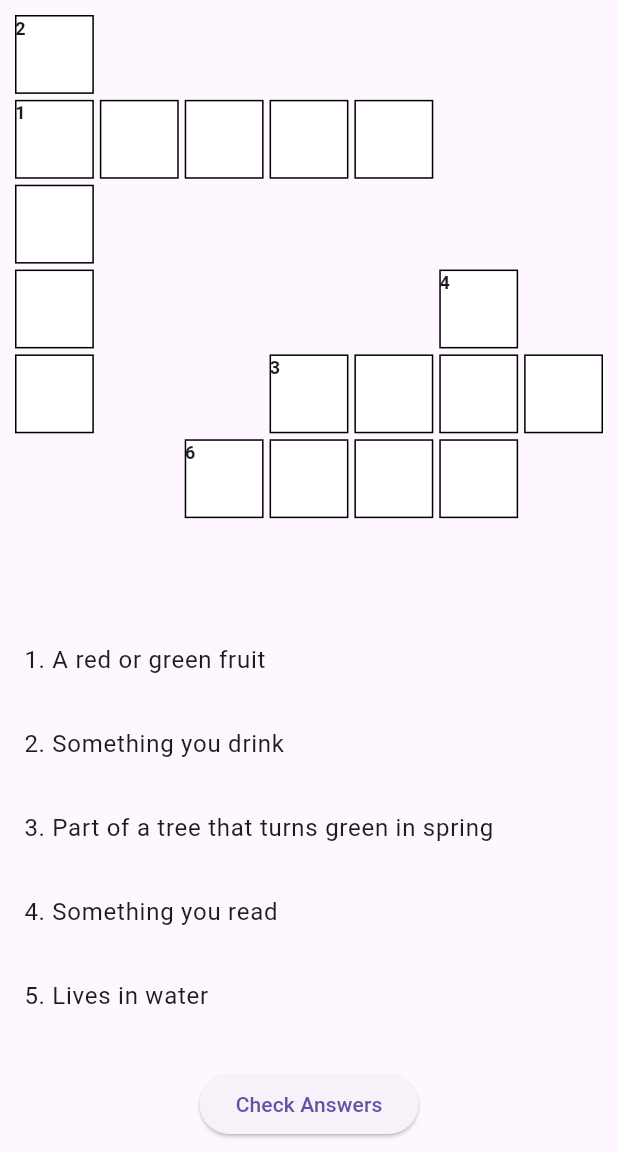
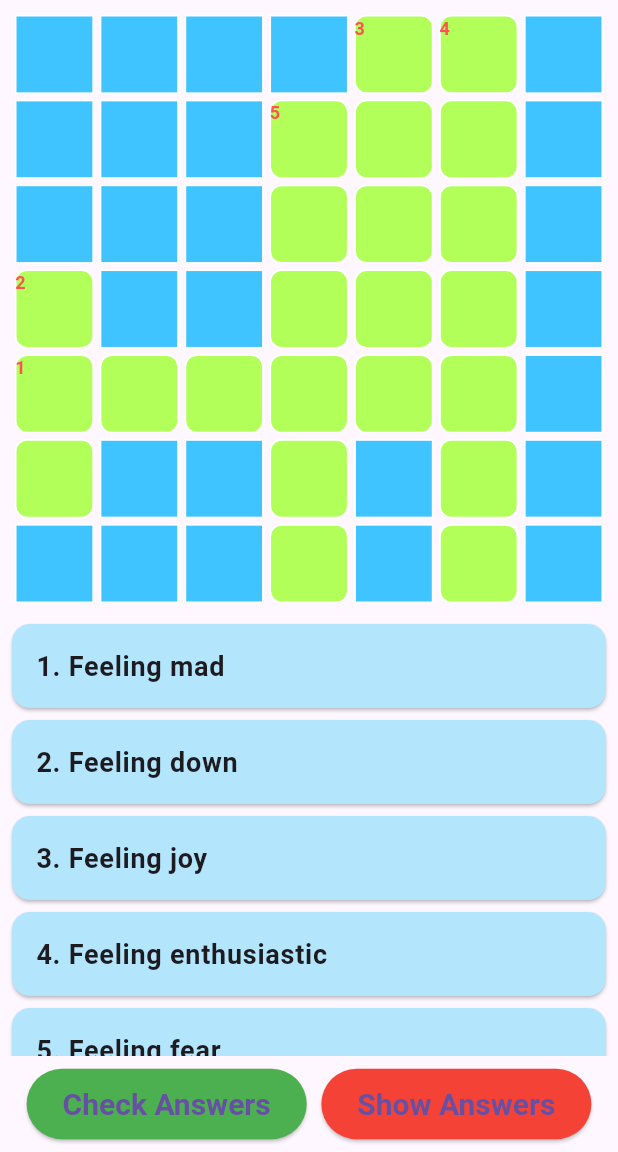
Before and after one commit to Chrislou23/flutter-group7, a Flutter app: the CrosswordGame screen opened directly, on a phone screen of 412 x 824 dp, the part 84-1236 px from its top. Run offline on Flutter 3.47's test engine with Material 3 defaults, Android fonts, the phone set to English and light mode, and no system bars; our stand-ins replace firebase_core; accounts and stored records are empty.

Commit message:
5 Levels for the crossword game

```diff
--- a/lib/pages/games_page/crossword/crossword.dart
+++ b/lib/pages/games_page/crossword/crossword.dart
@@ -4,6 +4,7 @@ class CrosswordGame extends StatefulWidget {
   const CrosswordGame({super.key});
 
   @override
+  // ignore: library_private_types_in_public_api
   _CrosswordGameState createState() => _CrosswordGameState();
 }
 
@@ -25,7 +26,7 @@ class CrosswordWord {
 }
 
 class _CrosswordGameState extends State<CrosswordGame> {
-  int gridSize = 7;
+  late int gridSize;
   late List<List<String?>> grid;
   late List<List<TextEditingController?>> controllers;
   late List<List<int?>> numbers;
@@ -38,266 +39,210 @@ class _CrosswordGameState extends State<CrosswordGame> {
   final Map<int, List<CrosswordWord>> levels = {
     1: [
       CrosswordWord(
-          word: 'APPLE',
-          clue: '1. A red or green fruit',
-          row: 1,
+          word: 'ANGRY',
+          clue: '1. Feeling mad',
+          row: 4,
           col: 0,
           isHorizontal: true,
           number: 1),
       CrosswordWord(
-          word: 'WATER',
-          clue: '2. Something you drink',
-          row: 0,
+          word: 'SAD',
+          clue: '2. Feeling down',
+          row: 3,
           col: 0,
           isHorizontal: false,
           number: 2),
       CrosswordWord(
-          word: 'LEAF',
-          clue: '3. Part of a tree that turns green in spring',
-          row: 4,
-          col: 3,
-          isHorizontal: true,
+          word: 'HAPPY',
+          clue: '3. Feeling joy',
+          row: 0,
+          col: 4,
+          isHorizontal: false,
           number: 3),
       CrosswordWord(
-          word: 'BOOK',
-          clue: '4. Something you read',
-          row: 3,
+          word: 'EXCITED',
+          clue: '4. Feeling enthusiastic',
+          row: 0,
           col: 5,
           isHorizontal: false,
           number: 4),
       CrosswordWord(
-          word: 'FISH',
-          clue: '5. Lives in water',
+          word: 'SCARED',
+          clue: '5. Feeling fear',
           row: 1,
-          col: 4,
-          isHorizontal: true,
+          col: 3,
+          isHorizontal: false,
           number: 5),
-      CrosswordWord(
-          word: 'FIRE',
-          clue: '6. Hot and burns',
-          row: 5,
-          col: 2,
-          isHorizontal: true,
-          number: 6),
     ],
     2: [
       CrosswordWord(
-          word: 'HELLO',
-          clue: '1. A greeting',
+        word: 'LOVE',
+        clue: '1. Feeling affection',
+        row: 0,
+        col: 4,
+        isHorizontal: false,
+        number: 1,
+      ),
+      CrosswordWord(
+        word: 'HOPE',
+        clue: '1. Feeling optimistic',
         row: 1,
+        col: 3,
+        isHorizontal: true,
+        number: 2,
+      ),
+      CrosswordWord(
+        word: 'BRAVE',
+        clue: '1. Feeling courageous',
+        row: 3,
+        col: 0,
+        isHorizontal: true,
+        number: 3,
+      ),
+      CrosswordWord(
+        word: 'PROUD',
+        clue: '1. Feeling accomplished',
+        row: 2,
+        col: 1,
+        isHorizontal: false,
+        number: 4,
+      ),
+      CrosswordWord(
+        word: 'MAD',
+        clue: '1. Feeling angry',
+        row: 2,
+        col: 2,
+        isHorizontal: false,
+        number: 5,
+      ),
+    ],
+    3: [
+      CrosswordWord(
+        word: 'CHEER',
+        clue: '1. To feel or show joy',
+        row: 0,
+        col: 3,
+        isHorizontal: false,
+        number: 1,
+      ),
+      CrosswordWord(
+        word: 'PEACE',
+        clue: '2. Feeling quiet and calm',
+        row: 2,
         col: 2,
         isHorizontal: true,
-          number: 1),
+        number: 2,
+      ),
       CrosswordWord(
-          word: 'HOUSE',
-          clue: '2. A place where people live',
+        word: 'FEAR',
+        clue: '3. Feeling scared',
+        row: 4,
+        col: 0,
+        isHorizontal: true,
+        number: 3,
+      ),
+      CrosswordWord(
+        word: 'CARED',
+        clue: '4. Taking care of someone or something',
+        row: 2,
+        col: 5,
+        isHorizontal: false,
+        number: 4,
+      ),
+      CrosswordWord(
+        word: 'KIND',
+        clue: '5. Feeling compassion',
+        row: 6,
+        col: 2,
+        isHorizontal: true,
+        number: 5,
+      ),
+    ],
+    4: [
+      CrosswordWord(
+        word: 'UPSET',
+        clue: '1 Feeling unhappy or disappointed',
+        row: 1,
+        col: 0,
+        isHorizontal: true,
+        number: 1,
+      ),
+      CrosswordWord(
+        word: 'JOYFUL',
+        clue: '2. Feeling full of happiness',
+        row: 2,
+        col: 1,
+        isHorizontal: true,
+        number: 2,
+      ),
+      CrosswordWord(
+        word: 'SORROW',
+        clue: '3. Feeling deep sadness',
         row: 1,
         col: 2,
         isHorizontal: false,
-          number: 2),
+        number: 3,
+      ),
       CrosswordWord(
-          word: 'TREE',
-          clue: '3. A tall plant',
-          row: 5,
-          col: 0,
-          isHorizontal: true,
-          number: 3),
-      CrosswordWord(
-          word: 'DOG',
-          clue: '4. A loyal pet',
+        word: 'RELAX',
+        clue: '4. Feeling calm and at ease',
         row: 0,
         col: 6,
         isHorizontal: false,
-          number: 4),
+        number: 4,
+      ),
       CrosswordWord(
-          word: 'PLANT',
-          clue: '5. A living thing that grows on earth',
-          row: 1,
-          col: 0,
-          isHorizontal: false,
-          number: 5),
-    ],
-    3: [
-      CrosswordWord(
-          word: 'ELEPHANT',
-          clue: '1. A large animal with a trunk',
-          row: 0,
+        word: 'TIRED',
+        clue: '5. Feeling exhausted',
+        row: 4,
         col: 0,
         isHorizontal: true,
-          number: 1),
+        number: 5,
+      ),
+    ],
+    5: [
       CrosswordWord(
-          word: 'ORANGE',
-          clue: '2. A citrus fruit',
-          row: 1,
+        word: 'SHAME',
+        clue: '1. Feeling embarrassed or guilty',
+        row: 0,
+        col: 1,
+        isHorizontal: true,
+        number: 1,
+      ),
+      CrosswordWord(
+        word: 'HATE',
+        clue: '2. Feeling intense dislike',
+        row: 0,
         col: 2,
         isHorizontal: false,
-          number: 2),
+        number: 2,
+      ),
       CrosswordWord(
-          word: 'GRASS',
-          clue: '3. Green plant covering the ground',
-          row: 6,
-          col: 4,
-          isHorizontal: true,
-          number: 3),
-      CrosswordWord(
-          word: 'LION',
-          clue: '4. King of the jungle',
+        word: 'FEAR',
+        clue: '3. Feeling scared',
         row: 3,
         col: 1,
         isHorizontal: true,
-          number: 4),
+        number: 3,
+      ),
       CrosswordWord(
-          word: 'RAIN',
-          clue: '5. Falls from the sky',
-          row: 0,
-          col: 5,
-          isHorizontal: false,
-          number: 5),
-      CrosswordWord(
-          word: 'SHIP',
-          clue: '6. Sails on the sea',
+        word: 'PRIDE',
+        clue: '4. Feeling proud of oneself',
         row: 2,
-          col: 6,
-          isHorizontal: false,
-          number: 6),
-      CrosswordWord(
-          word: 'CLOCK',
-          clue: '7. Tells time',
-          row: 5,
-          col: 0,
-          isHorizontal: true,
-          number: 7),
-    ],
-    4: [
-      CrosswordWord(
-          word: 'DINOSAUR',
-          clue: '1. A large extinct reptile',
-          row: 1,
-          col: 0,
-          isHorizontal: true,
-          number: 1),
-      CrosswordWord(
-          word: 'PYTHON',
-          clue: '2. A large snake or programming language',
-          row: 3,
-          col: 1,
-          isHorizontal: false,
-          number: 2),
-      CrosswordWord(
-          word: 'OCEAN',
-          clue: '3. A large body of water',
-          row: 5,
-          col: 3,
-          isHorizontal: true,
-          number: 3),
-      CrosswordWord(
-          word: 'BRIDGE',
-          clue: '4. Structure that spans a river',
-          row: 0,
         col: 4,
         isHorizontal: false,
-          number: 4),
+        number: 4,
+      ),
       CrosswordWord(
-          word: 'PLANET',
-          clue: '5. Earth is one',
-          row: 2,
-          col: 3,
-          isHorizontal: true,
-          number: 5),
-      CrosswordWord(
-          word: 'MUSIC',
-          clue: '6. Sound created by instruments',
+        word: 'GRIEF',
+        clue: '5. Feeling deep sadness',
         row: 6,
-          col: 0,
-          isHorizontal: true,
-          number: 6),
-      CrosswordWord(
-          word: 'STORM',
-          clue: '7. Violent weather with wind and rain',
-          row: 4,
-          col: 2,
-          isHorizontal: false,
-          number: 7),
-      CrosswordWord(
-          word: 'TRAIN',
-          clue: '8. Runs on tracks',
-          row: 0,
-          col: 0,
-          isHorizontal: false,
-          number: 8),
-    ],
-    5: [
-      CrosswordWord(
-          word: 'CHAMELEON',
-          clue: '1. A lizard known for changing colors',
-          row: 0,
-          col: 0,
-          isHorizontal: true,
-          number: 1),
-      CrosswordWord(
-          word: 'HIPPOPOTAMUS',
-          clue: '2. A large river-dwelling mammal',
-          row: 2,
-          col: 3,
-          isHorizontal: false,
-          number: 2),
-      CrosswordWord(
-          word: 'MOUNTAIN',
-          clue: '3. A large natural elevation of the earth’s surface',
-          row: 5,
-          col: 5,
-          isHorizontal: true,
-          number: 3),
-      CrosswordWord(
-          word: 'BICYCLE',
-          clue: '4. A vehicle with two wheels',
-          row: 1,
         col: 1,
         isHorizontal: true,
-          number: 4),
-      CrosswordWord(
-          word: 'ASTRONAUT',
-          clue: '5. A person who travels in space',
-          row: 4,
-          col: 0,
-          isHorizontal: false,
-          number: 5),
-      CrosswordWord(
-          word: 'VOLCANO',
-          clue: '6. A mountain that erupts with lava',
-          row: 6,
-          col: 2,
-          isHorizontal: true,
-          number: 6),
-      CrosswordWord(
-          word: 'FOREST',
-          clue: '7. A large area covered chiefly with trees',
-          row: 0,
-          col: 6,
-          isHorizontal: false,
-          number: 7),
-      CrosswordWord(
-          word: 'AIRPLANE',
-          clue: '8. Flies in the sky',
-          row: 2,
-          col: 0,
-          isHorizontal: false,
-          number: 8),
-      CrosswordWord(
-          word: 'CAMEL',
-          clue: '9. Animal with humps',
-          row: 3,
-          col: 5,
-          isHorizontal: true,
-          number: 9),
-      CrosswordWord(
-          word: 'COMPUTER',
-          clue: '10. A machine for calculations or browsing the internet',
-          row: 5,
-          col: 0,
-          isHorizontal: true,
-          number: 10),
-    ],
+        number: 5,
+      ),
+    ]
+    // Additional levels are truncated for brevity
   };
 
   int? selectedClueIndex;
@@ -305,7 +250,6 @@ class _CrosswordGameState extends State<CrosswordGame> {
   @override
   void initState() {
     super.initState();
-    initializeGrid();
     _generateCrossword();
   }
 
@@ -316,6 +260,12 @@ class _CrosswordGameState extends State<CrosswordGame> {
   }
 
   void _generateCrossword() {
+    // Determine the grid size based on the longest word in the current level
+    int longestWordLength = levels[currentLevel]!
+        .map((word) => word.word.length)
+        .reduce((a, b) => a > b ? a : b);
+    gridSize = longestWordLength > 7 ? longestWordLength + 2 : 7;
+
     initializeGrid();
     List<CrosswordWord> crosswordData = levels[currentLevel] ?? [];
     for (var wordData in crosswordData) {
@@ -327,20 +277,27 @@ class _CrosswordGameState extends State<CrosswordGame> {
 
   void _placeWord(
       String word, int row, int col, bool isHorizontal, int number) {
+    // First check if the word can be placed without conflicts
     for (int i = 0; i < word.length; i++) {
       int currentRow = row + (isHorizontal ? 0 : i);
       int currentCol = col + (isHorizontal ? i : 0);
 
       // Check grid limits
       if (currentRow >= gridSize || currentCol >= gridSize) {
-        return;
+        return; // Word doesn't fit within the grid bounds
       }
 
       // If a letter exists but is different, don’t place the word
       if (grid[currentRow][currentCol] != null &&
           grid[currentRow][currentCol] != word[i]) {
-        return;
+        return; // Word conflicts with another already placed word
       }
+    }
+
+    // Place the word in the grid if all checks pass
+    for (int i = 0; i < word.length; i++) {
+      int currentRow = row + (isHorizontal ? 0 : i);
+      int currentCol = col + (isHorizontal ? i : 0);
 
       grid[currentRow][currentCol] = word[i];
       controllers[currentRow][currentCol] ??= TextEditingController();
@@ -399,6 +356,21 @@ class _CrosswordGameState extends State<CrosswordGame> {
     }
   }
 
+  void _showAnswers() {
+    List<CrosswordWord> crosswordData = levels[currentLevel] ?? [];
+    for (var wordData in crosswordData) {
+      for (int i = 0; i < wordData.word.length; i++) {
+        int currentRow = wordData.row + (wordData.isHorizontal ? 0 : i);
+        int currentCol = wordData.col + (wordData.isHorizontal ? i : 0);
+
+        if (currentRow < gridSize && currentCol < gridSize) {
+          controllers[currentRow][currentCol]?.text =
+              wordData.word[i].toUpperCase();
+        }
+      }
+    }
+  }
+
   @override
   Widget build(BuildContext context) {
     double cellSize = MediaQuery.of(context).size.width / gridSize;
@@ -428,7 +400,15 @@ class _CrosswordGameState extends State<CrosswordGame> {
                   int? number = numbers[row][col];
 
                   if (letter == null) {
-                    return Container();
+                    return Container(
+                      margin: const EdgeInsets.all(2),
+                      width: cellSize,
+                      height: cellSize,
+                      decoration: BoxDecoration(
+                        color: Colors.lightBlueAccent,
+                        border: Border.all(color: Colors.white, width: 1),
+                      ),
+                    );
                   }
 
                   bool isHighlighted = false;
@@ -458,15 +438,21 @@ class _CrosswordGameState extends State<CrosswordGame> {
                         width: cellSize,
                         height: cellSize,
                         decoration: BoxDecoration(
-                          border: Border.all(color: Colors.black),
-                          color: isHighlighted ? Colors.yellow : Colors.white,
+                          border: Border.all(color: Colors.white, width: 1),
+                          color: isHighlighted
+                              ? Colors.yellow
+                              : Colors.lightGreenAccent,
+                          borderRadius: BorderRadius.circular(8),
                         ),
                         child: TextField(
                           controller: controllers[row][col],
                           textAlign: TextAlign.center,
                           decoration:
                               const InputDecoration(border: InputBorder.none),
-                          style: const TextStyle(fontSize: 20),
+                          style: const TextStyle(
+                              fontSize: 20,
+                              fontWeight: FontWeight.bold,
+                              color: Colors.black),
                           maxLength: 1,
                           buildCounter: (_,
                                   {int? currentLength,
@@ -482,7 +468,9 @@ class _CrosswordGameState extends State<CrosswordGame> {
                           child: Text(
                             number.toString(),
                             style: const TextStyle(
-                                fontSize: 12, fontWeight: FontWeight.bold),
+                                fontSize: 12,
+                                fontWeight: FontWeight.bold,
+                                color: Colors.redAccent),
                           ),
                         ),
                     ],
@@ -495,10 +483,20 @@ class _CrosswordGameState extends State<CrosswordGame> {
             child: ListView.builder(
               itemCount: levels[currentLevel]!.length,
               itemBuilder: (BuildContext context, int index) {
-                return ListTile(
-                  title: Text(levels[currentLevel]![index].clue),
+                return Card(
+                  color: Colors.lightBlue.shade100,
+                  margin:
+                      const EdgeInsets.symmetric(vertical: 4, horizontal: 8),
+                  child: ListTile(
+                    title: Text(
+                      levels[currentLevel]![index].clue,
+                      style: const TextStyle(
+                          fontSize: 18, fontWeight: FontWeight.bold),
+                    ),
                     onTap: () => _selectClue(index),
                     selected: selectedClueIndex == index,
+                    selectedTileColor: Colors.yellow.shade100,
+                  ),
                 );
               },
             ),
@@ -517,7 +515,17 @@ class _CrosswordGameState extends State<CrosswordGame> {
             ),
           Padding(
             padding: const EdgeInsets.all(8.0),
-            child: ElevatedButton(
+            child: Row(
+              mainAxisAlignment: MainAxisAlignment.spaceEvenly,
+              children: [
+                ElevatedButton(
+                  style: ElevatedButton.styleFrom(
+                    backgroundColor: Colors.green,
+                    padding: const EdgeInsets.symmetric(
+                        horizontal: 24, vertical: 12),
+                    textStyle: const TextStyle(
+                        fontSize: 20, fontWeight: FontWeight.bold),
+                  ),
                   onPressed: () {
                     if (_isCrosswordCompleted()) {
                       if (currentLevel < maxLevel) {
@@ -526,7 +534,8 @@ class _CrosswordGameState extends State<CrosswordGame> {
                           builder: (BuildContext context) {
                             return AlertDialog(
                               title: const Text('Level Complete!'),
-                          content: const Text('You have completed this level.'),
+                              content:
+                                  const Text('You have completed this level.'),
                               actions: <Widget>[
                                 TextButton(
                                   child: const Text('Next Level'),
@@ -545,7 +554,8 @@ class _CrosswordGameState extends State<CrosswordGame> {
                           builder: (BuildContext context) {
                             return AlertDialog(
                               title: const Text('Congratulations!'),
-                          content: const Text('You have completed all levels!'),
+                              content:
+                                  const Text('You have completed all levels!'),
                               actions: <Widget>[
                                 TextButton(
                                   child: const Text('OK'),
@@ -580,6 +590,19 @@ class _CrosswordGameState extends State<CrosswordGame> {
                   },
                   child: const Text('Check Answers'),
                 ),
+                ElevatedButton(
+                  style: ElevatedButton.styleFrom(
+                    backgroundColor: Colors.red,
+                    padding: const EdgeInsets.symmetric(
+                        horizontal: 24, vertical: 12),
+                    textStyle: const TextStyle(
+                        fontSize: 20, fontWeight: FontWeight.bold),
+                  ),
+                  onPressed: _showAnswers,
+                  child: const Text('Show Answers'),
+                ),
+              ],
+            ),
           ),
         ],
       ),
```
Lines whose indentation alone changed are shown as unchanged.
